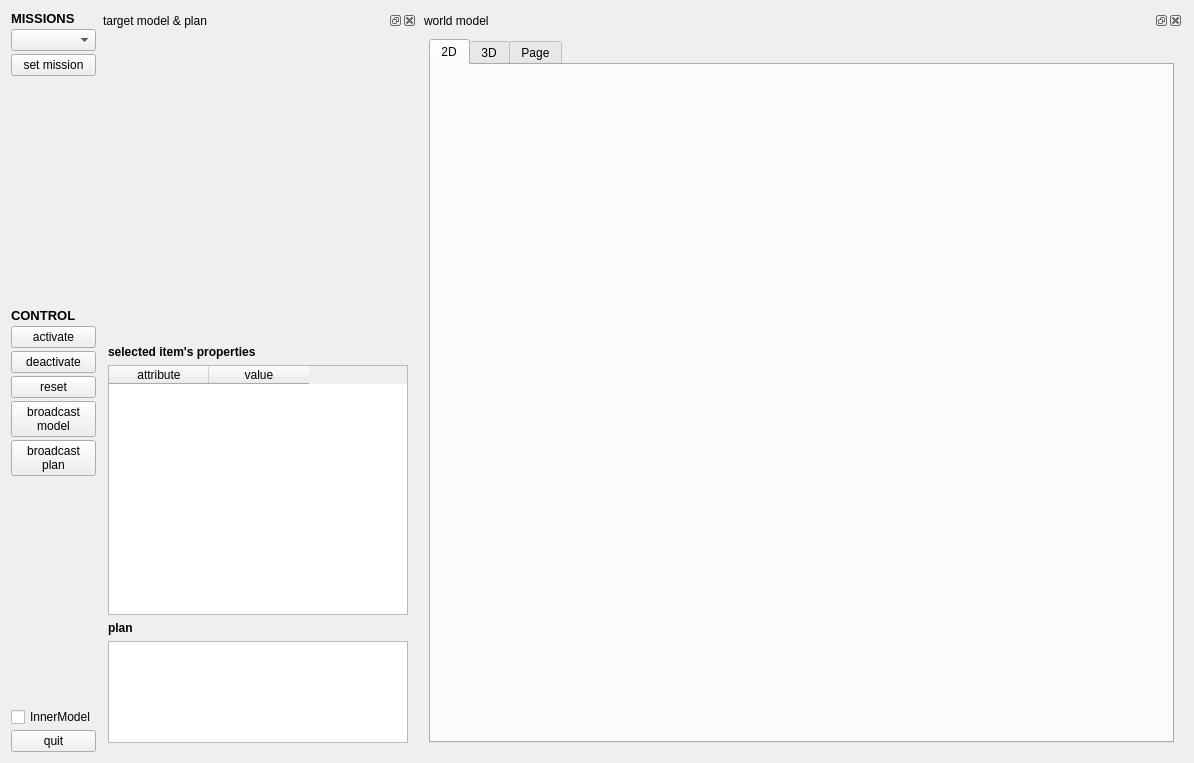
This is components/missionAgent/src/guiDlg.ui in robocomp/robocomp-shelly as Qt 5 draws it before an edit. The edited form follows.
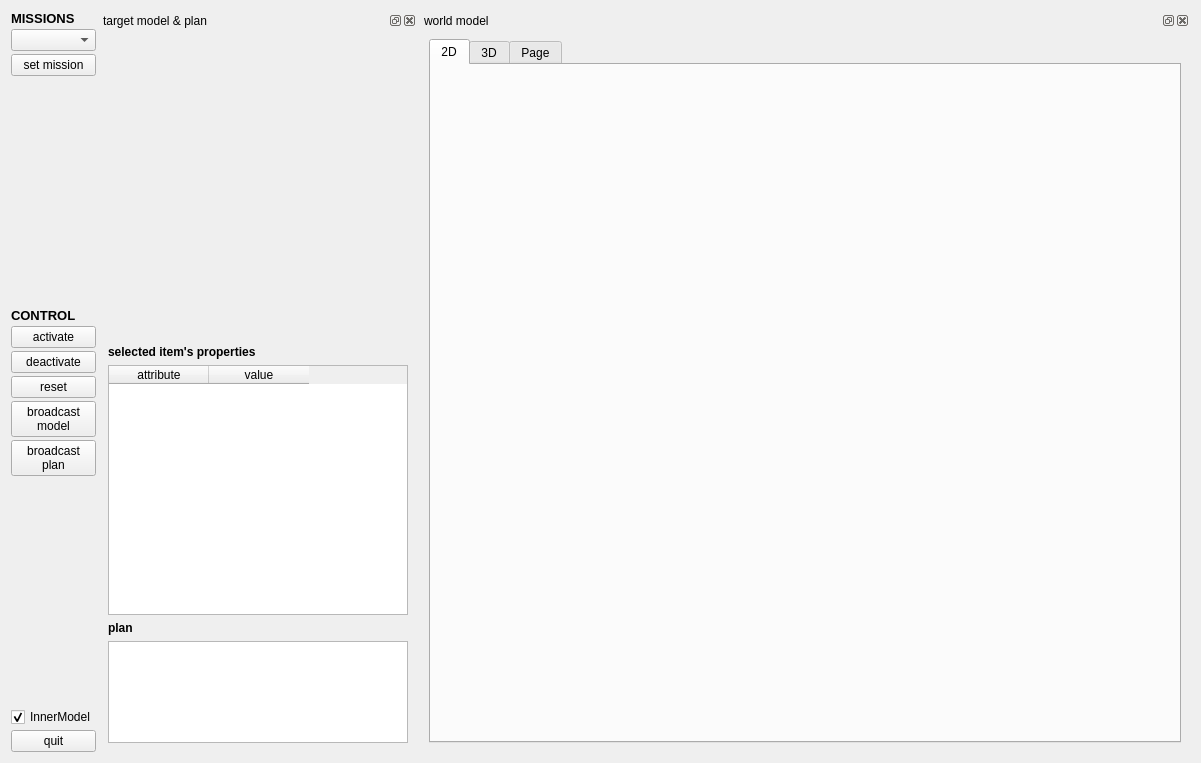
This is the edited form.

Commit message: Gui initialized according to code and window title change

What changed in the file:
```diff
--- a/components/missionAgent/src/guiDlg.ui
+++ b/components/missionAgent/src/guiDlg.ui
@@ -6,7 +6,7 @@
    <rect>
     <x>0</x>
     <y>0</y>
-    <width>1194</width>
+    <width>1201</width>
     <height>761</height>
    </rect>
   </property>
@@ -120,6 +120,9 @@
          <property name="text">
           <string>InnerModel</string>
          </property>
+         <property name="checked">
+          <bool>true</bool>
+         </property>
         </widget>
        </item>
        <item>
```
Left out of the diff: 2 changed lines with no effect on the pictures. The commit also changes 1 other file.
